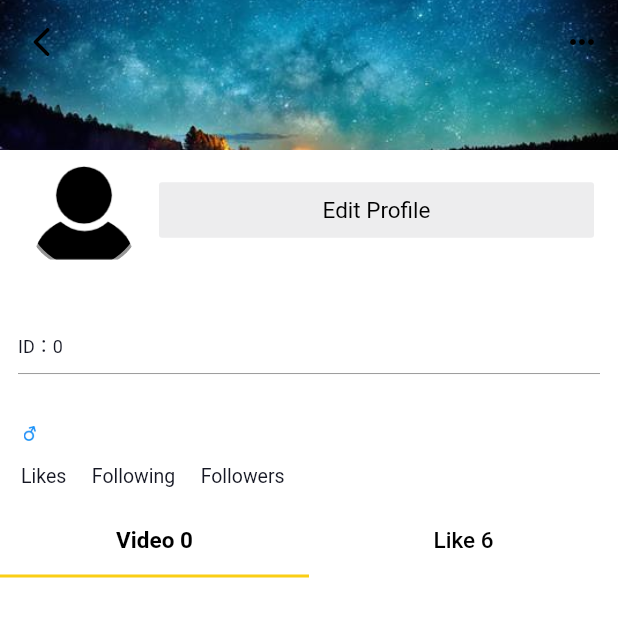
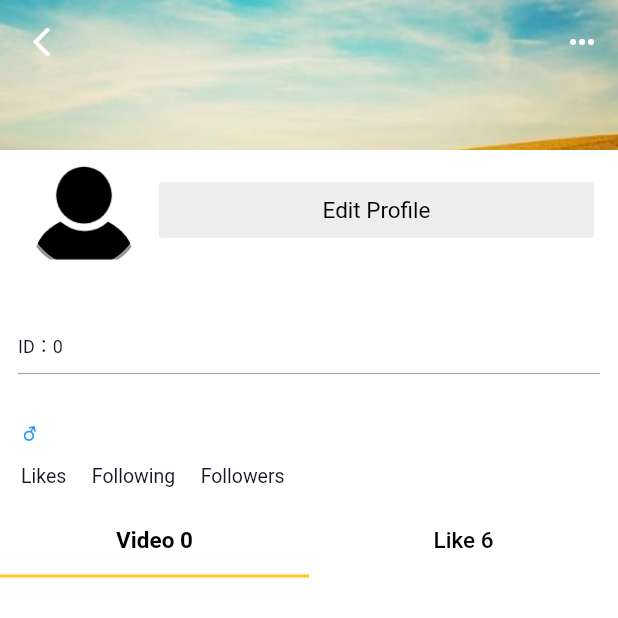
Before and after one commit to zhangqi444/toktik, a Flutter app: the screen it shows after launch, swiped to page 2, on a phone screen of 412 x 824 dp, the top half of it. Run offline on Flutter 3.47's test engine with Material 2 defaults, Android fonts, the phone set to English and light mode, and no system bars; our stand-ins replace cached_network_image, cloud_firestore, dio, flutter_easyloading, get, get_it and 7 more; missing offline and left inert: amplify_api, amplify_auth_cognito, amplify_datastore, amplify_datastore_plugin_interface, amplify_flutter, cloud_firestore_web and 1 more; accounts and stored records are empty.

Commit message:
fix the other user's profile background not white issue.

```diff
--- a/lib/page/main_page.dart
+++ b/lib/page/main_page.dart
@@ -71,7 +71,7 @@ class MainPage extends StatelessWidget {
         : Colors.white,
       body: _getBody(),
       //底部导航
-      bottomNavigationBar:  MainPageBottomBarWidget(),
+      bottomNavigationBar: MainPageBottomBarWidget(),
     ));
   }
 
--- a/lib/page/scroll_page.dart
+++ b/lib/page/scroll_page.dart
@@ -39,7 +39,12 @@ class _ScrollPageState extends State<ScrollPage> {
           physics: mainPageScrollController.scrollPageViewScrollPage.value ? new ClampingScrollPhysics() : new NeverScrollableScrollPhysics(),
           children: [
             MainPage(pageController:_pageController),
-            Obx(()=>UserPage(pageController:_pageController,isLoginUser: false,uid:mainPageScrollController.uidCuttent.value ,)),
+            Obx(()=>
+              Scaffold(
+                backgroundColor: Colors.white,
+                body: UserPage(pageController: _pageController, isLoginUser: false, uid: mainPageScrollController.uidCuttent.value)
+              )
+            ),
           ],
           onPageChanged: (index){
           },
--- a/lib/page/user_page.dart
+++ b/lib/page/user_page.dart
@@ -44,9 +44,9 @@ class _UserPageState extends State<UserPage> with TickerProviderStateMixin {
     _scrollController.addListener(() {
       double position =_scrollController.offset;
       bool showTitle = _userPageController.showTitle.value;
-      if(position >  145 && !showTitle){
+      if(position > 145 && !showTitle){
         _userPageController.setShowTitle(true);
-      }else if(position <  145 && showTitle){
+      }else if(position < 145 && showTitle){
         _userPageController.setShowTitle(false);
       }
     });
@@ -98,7 +98,7 @@ class _UserPageState extends State<UserPage> with TickerProviderStateMixin {
         onPressed: (){
           widget._scrollPageController.animateToPage(0, duration: Duration(milliseconds: 400), curve: Curves.linear);
         },
-        icon: Icon(Icons.arrow_back_ios_rounded,color: Colors.black,),
+        icon: Icon(Icons.arrow_back_ios_rounded,color: Colors.white,),
       ),
       actions: [
         IconButton(
@@ -109,7 +109,7 @@ class _UserPageState extends State<UserPage> with TickerProviderStateMixin {
               _showMore();
             }
           },
-          icon: Icon( widget._isLoginUser?Icons.menu:Icons.more_horiz_rounded,color: Colors.black,),
+          icon: Icon( widget._isLoginUser?Icons.menu:Icons.more_horiz_rounded,color: Colors.white,),
         ),
       ],
       elevation: 0,
@@ -120,7 +120,7 @@ class _UserPageState extends State<UserPage> with TickerProviderStateMixin {
         title: Obx(()=> Text(_userPageController.showTitle.value?_userController.userInfoExResponse.value.user.nickname:'')),
         centerTitle:true,
         background: Image.asset(
-          'assets/images/bg_1.jpg',
+          'assets/images/bg_3.jpg',
           fit: BoxFit.cover,
         ),
       ),
```
